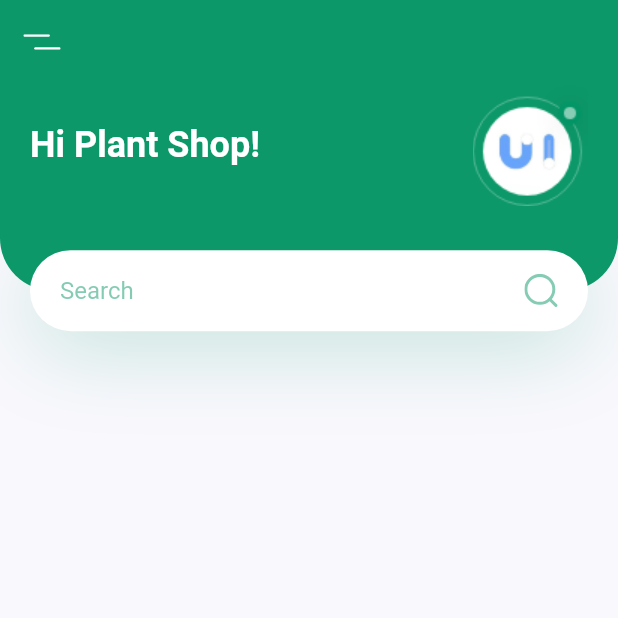
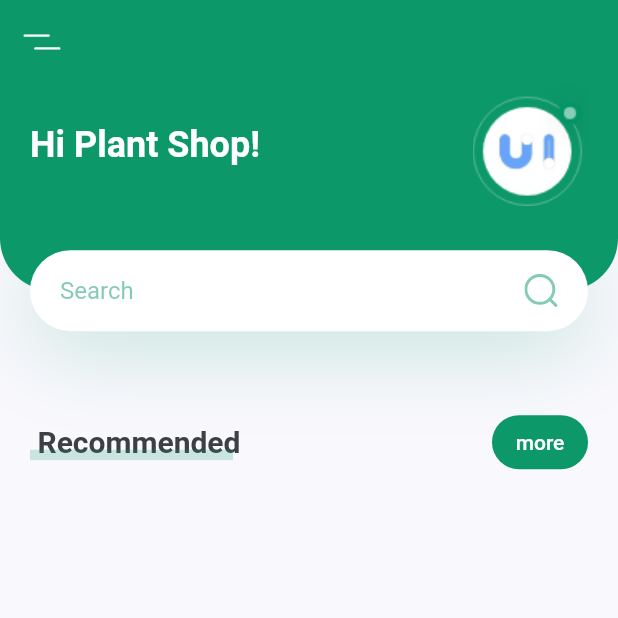
Before and after one commit to Kiet-Pham-Vo-Anh/Plant_App_UI, a Flutter app: the screen it shows after launch, on a phone screen of 412 x 824 dp, the top half of it. Run offline on Flutter 3.47's test engine with Material 2 defaults, Android fonts, the phone set to English and light mode, and no system bars; our stand-ins replace flutter_svg.

Commit message:
Title with more button

```diff
--- a/lib/screens/home/components/body.dart
+++ b/lib/screens/home/components/body.dart
@@ -1,8 +1,9 @@
 import 'package:flutter/material.dart';
 import 'package:flutter_svg/svg.dart';
 import 'package:plant_app/constants.dart';
-
+import 'package:flutter/material.dart';
 import 'header_with_searchbox.dart';
+import 'title_with_more_button.dart';
 
 class Body extends StatelessWidget {
   const Body({super.key});
@@ -11,7 +12,13 @@ class Body extends StatelessWidget {
   Widget build(BuildContext context) {
     Size size = MediaQuery.of(context).size;
     return Column(
-      children: <Widget>[HeaderSearchBox(size: size)],
+      children: <Widget>[
+        HeaderSearchBox(size: size),
+        TitleWithMoreButton(
+          title: "Recommended",
+          press: () {},
+        ),
+      ],
     );
   }
 }
--- /dev/null
+++ b/lib/screens/home/components/title_with_more_button.dart
@@ -0,0 +1,79 @@
+import 'package:flutter/material.dart';
+
+import '../../../constants.dart';
+
+class TitleWithMoreButton extends StatelessWidget {
+  const TitleWithMoreButton({
+    Key? key,
+    required this.title,
+    required this.press,
+  }) : super(key: key);
+  final String title;
+  final Function press;
+
+  @override
+  Widget build(BuildContext context) {
+    return Padding(
+      padding: const EdgeInsets.symmetric(horizontal: 20),
+      child: Row(
+        children: <Widget>[
+          TitleWithCustomUnderLine(text: title),
+          const Spacer(),
+          TextButton(
+            onPressed: press as Function(),
+            style: TextButton.styleFrom(
+              // foregroundColor: Colors.white,
+              backgroundColor: kPrimaryColor,
+              shape: RoundedRectangleBorder(
+                borderRadius: BorderRadius.circular(20),
+              ),
+            ),
+            child: const Text(
+              "more",
+              style: TextStyle(color: Colors.white),
+            ),
+          ),
+        ],
+      ),
+    );
+  }
+}
+
+class TitleWithCustomUnderLine extends StatelessWidget {
+  const TitleWithCustomUnderLine({
+    Key? key,
+    required this.text,
+  }) : super(key: key);
+  final String text;
+
+  @override
+  Widget build(BuildContext context) {
+    return Container(
+      height: 24,
+      child: Stack(
+        children: [
+          Padding(
+            padding: const EdgeInsets.only(left: kDefaultPadding / 4),
+            child: Text(
+              text!,
+              style: const TextStyle(
+                fontSize: 20,
+                fontWeight: FontWeight.bold,
+              ),
+            ),
+          ),
+          Positioned(
+            bottom: 0,
+            left: 0,
+            right: 0,
+            child: Container(
+              margin: const EdgeInsets.only(right: kDefaultPadding / 4),
+              height: 7,
+              color: kPrimaryColor.withOpacity(0.2),
+            ),
+          )
+        ],
+      ),
+    );
+  }
+}
```
